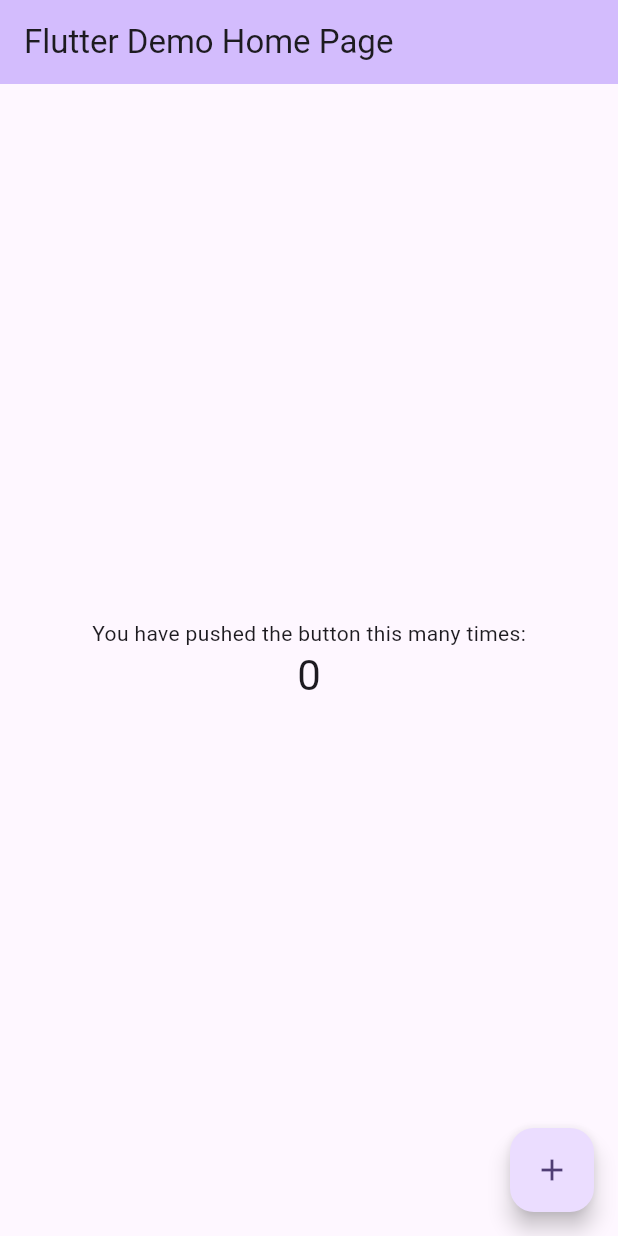
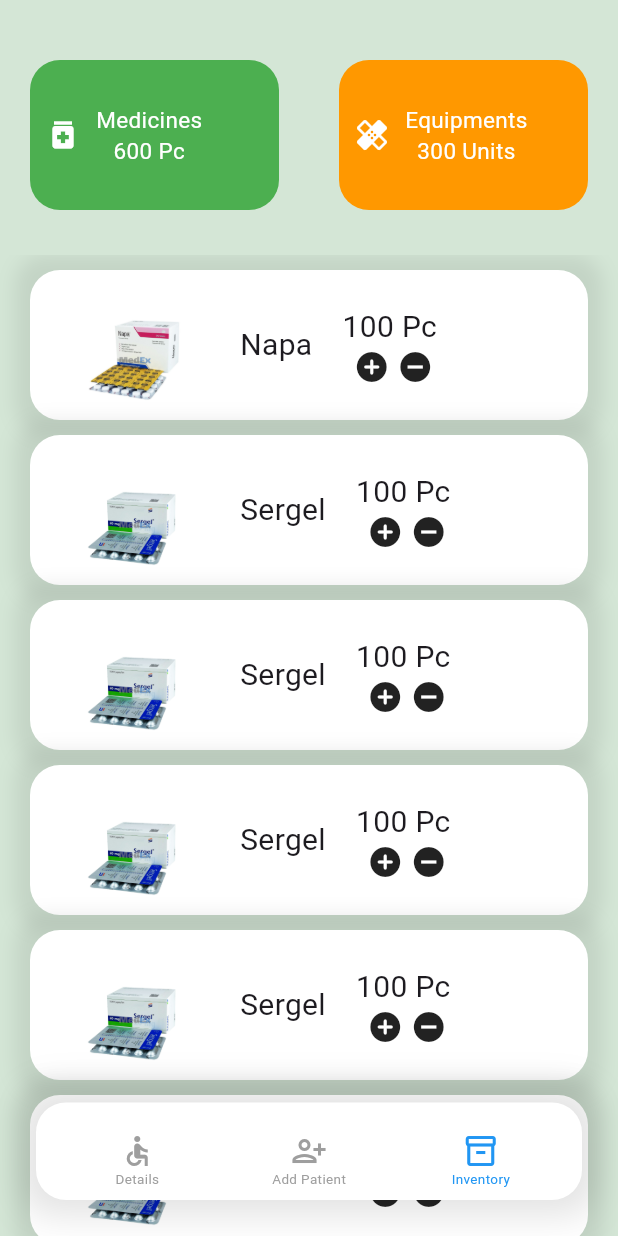
Before and after one commit to RaiyanKhan1/HospiTech, a Flutter app: the screen it shows after launch, on a phone screen of 412 x 824 dp. Run offline on Flutter 3.47's test engine with Material 3 defaults, Android fonts, the light colour scheme and no system bars.

Commit message:
Inventory Page and Navigation

```diff
--- /dev/null
+++ b/lib/InventoryPage/Equipment.dart
@@ -0,0 +1,34 @@
+import 'dart:ui';
+import 'package:flutter/material.dart';
+
+class Equipment {
+  String equipmentName;
+  int equipmentAvailable;
+  String equipmentImage;
+
+  Equipment({
+    required this.equipmentName,
+    required this.equipmentAvailable,
+    required this.equipmentImage
+  });
+
+}
+
+
+List<Equipment> Equipmentlist = [
+  Equipment(
+    equipmentName: "Bandaid",
+    equipmentAvailable: 100,
+    equipmentImage: "assets/EquipmentImage/bandaid.jpg",
+  ),
+  Equipment(
+    equipmentName: "scissors",
+    equipmentAvailable: 100,
+    equipmentImage: "assets/EquipmentImage/bandaid.jpg",
+  ),
+  Equipment(
+    equipmentName: "ECG",
+    equipmentAvailable: 100,
+    equipmentImage: "assets/EquipmentImage/bandaid.jpg",
+  ),
+];
--- /dev/null
+++ b/lib/InventoryPage/Inventory_Page.dart
@@ -0,0 +1,408 @@
+import 'package:flutter/material.dart';
+
+import 'Medicine.dart';
+import 'Equipment.dart';
+
+class Inventory_Page extends StatefulWidget {
+  const Inventory_Page({super.key});
+
+  @override
+  State<Inventory_Page> createState() => _Inventory_PageState();
+}
+
+class _Inventory_PageState extends State<Inventory_Page> {
+  int currentInventoryPage = 0;
+  @override
+  Widget build(BuildContext context) {
+    return Scaffold(
+      backgroundColor: currentInventoryPage == 0 ? Colors.green.withAlpha(60) :  Colors.orange.withAlpha(60),
+
+    body: Column(
+        children: [
+          Divider(height: 40, thickness: 0, color: Colors.transparent),
+          Row(
+            mainAxisAlignment: MainAxisAlignment.center,
+            crossAxisAlignment: CrossAxisAlignment.center,
+            children: [
+              Expanded(
+                child: GestureDetector(
+                  onTap: (){
+                    setState(() {
+                      currentInventoryPage = 0;
+                    });
+                  },
+                    child: Expanded(child: _AvailableMedicines())
+                ),
+              ),
+
+              Expanded(
+                child: GestureDetector(
+                    onTap: (){
+                      setState(() {
+                        currentInventoryPage = 1;
+                      });
+                    },
+                    child: Expanded(child: _AvailableEquipments())),
+              ),
+            ],
+          ),
+          Container(height: 30, color: Colors.transparent),
+
+          Expanded(child: currentInventoryPage == 0
+              ? _MedicineList()
+              : _EquipmentList(),)
+
+        ],
+      ),
+    );
+  }
+
+  Widget _MedicineList() {
+    return Scrollbar(
+      child: ListView.builder(
+        scrollDirection: Axis.vertical,
+        itemCount: Medicinelist.length,
+        itemBuilder: (context, index) {
+          final medicine = Medicinelist[index];
+          return Container(
+            height: 100,
+            margin: EdgeInsets.only(left: 20, right: 20, top: 10),
+            decoration: BoxDecoration(
+              color: Colors.white,
+              borderRadius: BorderRadius.circular(20),
+              boxShadow: [
+                BoxShadow(
+                  color: Colors.black.withAlpha(20),
+                  blurRadius: 10,
+                  spreadRadius: 10,
+                ),
+              ],
+            ),
+            child: Row(
+              children: [
+                Container(
+                  alignment: Alignment.centerLeft,
+                  margin: EdgeInsets.only(
+                    top: 20,
+                    bottom: 0,
+                    left: 35,
+                    right: 35,
+                  ),
+                  child: Image.asset(
+                    medicine.medicineImage,
+                    width: 70,
+                    height: 70,
+                    fit: BoxFit.cover,
+                  ),
+                ),
+
+                Container(
+                  alignment: Alignment.center,
+                  margin: EdgeInsets.only(top: 0, bottom: 0, left: 0, right: 0),
+                  child: Text(
+                    style: TextStyle(fontSize: 20),
+                    medicine.medicineName,
+                  ),
+                ),
+
+                Column(
+                  mainAxisAlignment: MainAxisAlignment.center,
+                  children: [
+                    Container(
+                      alignment: Alignment.centerRight,
+                      margin: EdgeInsets.only(
+                        top: 0,
+                        bottom: 0,
+                        left: 20,
+                        right: 0,
+                      ),
+                      child: Text(
+                        style: TextStyle(fontSize: 20),
+                        medicine.medicineAvailable.toString() + " Pc",
+                      ),
+                    ),
+
+                    Row(
+                      mainAxisAlignment: MainAxisAlignment.center,
+                      crossAxisAlignment: CrossAxisAlignment.center,
+                      children: [
+                        GestureDetector(
+                          onTap: () {
+                            setState(() {
+                              medicine.medicineAvailable++;
+                            });
+                          },
+
+                          child: Container(
+                            margin: EdgeInsets.only(
+                              top: 0,
+                              bottom: 0,
+                              left: 25,
+                              right: 0,
+                            ),
+                            child: Icon(Icons.add_circle_rounded),
+                          ),
+                        ),
+
+                        GestureDetector(
+                          onTap: () {
+                            setState(() {
+                              medicine.medicineAvailable--;
+                            });
+                          },
+                          child: Container(
+                            margin: EdgeInsets.only(
+                              top: 0,
+                              bottom: 0,
+                              left: 5,
+                              right: 0,
+                            ),
+                            child: Icon(Icons.remove_circle),
+                          ),
+                        ),
+                      ],
+                    ),
+                  ],
+                ),
+              ],
+            ),
+          );
+        },
+      ),
+    );
+  }
+
+  Widget _AvailableMedicines() {
+    int total = 0;
+    for (Medicine medicine in Medicinelist) {
+      total += medicine.medicineAvailable;
+    }
+
+    return Container(
+      height: 100,
+
+      margin: EdgeInsets.only(left: 20, right: 20, bottom: 0),
+      decoration: BoxDecoration(
+        color: Colors.green,
+        borderRadius: BorderRadius.circular(20),
+      ),
+      child: Row(
+        children: [
+          Container(
+            alignment: Alignment.centerLeft,
+            margin: EdgeInsets.only(top: 0, bottom: 0, left: 10, right: 0),
+            child: Icon(Icons.medication, color: Colors.white),
+          ),
+          Column(
+            mainAxisAlignment: MainAxisAlignment.center,
+            children: [
+              Container(
+                alignment: Alignment.center,
+                margin: EdgeInsets.only(top: 0, bottom: 0, left: 10, right: 0),
+                child: Text(
+                  "Medicines",
+                  style: TextStyle(color: Colors.white, fontSize: 15),
+                ),
+              ),
+              Column(
+                children: [
+                  Container(
+                    alignment: Alignment.center,
+                    margin: EdgeInsets.only(
+                      top: 0,
+                      bottom: 0,
+                      left: 10,
+                      right: 0,
+                    ),
+                    child: Text(
+                      total.toString() + " Pc",
+                      style: TextStyle(color: Colors.white, fontSize: 15),
+                    ),
+                  ),
+                ],
+              ),
+            ],
+          ),
+        ],
+      ),
+    );
+  }
+
+  Widget _EquipmentList() {
+    return Scrollbar(
+      child: ListView.builder(
+        scrollDirection: Axis.vertical,
+        itemCount: Equipmentlist.length,
+        itemBuilder: (context, index) {
+          final medicine = Equipmentlist[index];
+          return Container(
+            height: 100,
+            margin: EdgeInsets.only(left: 20, right: 20, top: 10),
+            decoration: BoxDecoration(
+              color: Colors.white,
+              borderRadius: BorderRadius.circular(20),
+              boxShadow: [
+                BoxShadow(
+                  color: Colors.black.withAlpha(20),
+                  blurRadius: 10,
+                  spreadRadius: 10,
+                ),
+              ],
+            ),
+            child: Row(
+              mainAxisAlignment: MainAxisAlignment.spaceEvenly,
+              children: [
+                Container(
+                  alignment: Alignment.centerLeft,
+                  margin: EdgeInsets.only(
+                    top: 0,
+                    bottom: 0,
+                    left: 0,
+                    right: 0,
+                  ),
+                  child: Image.asset(
+                    medicine.equipmentImage,
+                    width: 70,
+                    height: 70,
+                    fit: BoxFit.cover,
+                  ),
+                ),
+
+                Container(
+                  alignment: Alignment.center,
+                  margin: EdgeInsets.only(top: 0, bottom: 0, left: 0, right: 0),
+                  child: Text(
+                    style: TextStyle(fontSize: 20),
+                    medicine.equipmentName,
+                  ),
+                ),
+
+                Column(
+                  mainAxisAlignment: MainAxisAlignment.center,
+                  crossAxisAlignment: CrossAxisAlignment.center,
+                  children: [
+                    Container(
+                      alignment: Alignment.centerRight,
+                      margin: EdgeInsets.only(
+                        top: 0,
+                        bottom: 0,
+                        left: 0,
+                        right: 0,
+                      ),
+                      child: Text(
+                        style: TextStyle(fontSize: 15),
+                        medicine.equipmentAvailable.toString() + " Units",
+                      ),
+                    ),
+
+                    Row(
+                      mainAxisAlignment: MainAxisAlignment.center,
+                      crossAxisAlignment: CrossAxisAlignment.center,
+                      children: [
+                        GestureDetector(
+                          onTap: () {
+                            setState(() {
+                              medicine.equipmentAvailable++;
+                            });
+                          },
+
+                          child: Container(
+                            margin: EdgeInsets.only(
+                              top: 0,
+                              bottom: 0,
+                              left: 0,
+                              right: 0,
+                            ),
+                            child: Icon(Icons.add_circle_rounded),
+                          ),
+                        ),
+
+                        GestureDetector(
+                          onTap: () {
+                            setState(() {
+                              medicine.equipmentAvailable--;
+                            });
+                          },
+                          child: Container(
+                            margin: EdgeInsets.only(
+                              top: 0,
+                              bottom: 0,
+                              left: 5,
+                              right: 0,
+                            ),
+                            child: Icon(Icons.remove_circle),
+                          ),
+                        ),
+                      ],
+                    ),
+                  ],
+                ),
+              ],
+            ),
+          );
+        },
+      ),
+    );
+  }
+
+
+
+  Widget _AvailableEquipments() {
+    int total = 0;
+    for (Equipment equipment in Equipmentlist) {
+      total += equipment.equipmentAvailable;
+    }
+    return Container(
+      height: 100,
+
+      margin: EdgeInsets.only(left: 20, right: 20, bottom: 0),
+      decoration: BoxDecoration(
+        color: Colors.orange,
+        borderRadius: BorderRadius.circular(20),
+      ),
+      child: Row(
+        children: [
+          Container(
+            alignment: Alignment.centerLeft,
+            margin: EdgeInsets.only(top: 0, bottom: 0, left: 10, right: 0),
+            child: Icon(Icons.healing, color: Colors.white),
+          ),
+          Column(
+            mainAxisAlignment: MainAxisAlignment.center,
+            children: [
+              Container(
+                alignment: Alignment.center,
+                margin: EdgeInsets.only(top: 0, bottom: 0, left: 10, right: 0),
+                child: Text(
+                  "Equipments",
+                  style: TextStyle(color: Colors.white, fontSize: 15),
+                ),
+              ),
+              Column(
+                children: [
+                  Container(
+                    alignment: Alignment.center,
+                    margin: EdgeInsets.only(
+                      top: 0,
+                      bottom: 0,
+                      left: 10,
+                      right: 0,
+                    ),
+                    child: Text(
+                        total.toString() + " Units",
+                      style: TextStyle(color: Colors.white, fontSize: 15),
+                    ),
+                  ),
+                ],
+              ),
+            ],
+          ),
+        ],
+      ),
+    );
+  }
+
+
+
+
+}
--- /dev/null
+++ b/lib/InventoryPage/Medicine.dart
@@ -0,0 +1,49 @@
+import 'dart:ui';
+import 'package:flutter/material.dart';
+
+class Medicine {
+  String medicineName;
+  int medicineAvailable;
+  String medicineImage;
+
+  Medicine({
+    required this.medicineName,
+    required this.medicineAvailable,
+    required this.medicineImage
+  });
+
+}
+
+
+List<Medicine> Medicinelist = [
+  Medicine(
+    medicineName: "Napa",
+    medicineAvailable: 100,
+    medicineImage: "assets/MedicineImages/napa.jpg",
+  ),
+  Medicine(
+    medicineName: "Sergel",
+    medicineAvailable: 100,
+    medicineImage: "assets/MedicineImages/sergel.jpg",
+  ),
+  Medicine(
+    medicineName: "Sergel",
+    medicineAvailable: 100,
+    medicineImage: "assets/MedicineImages/sergel.jpg",
+  ),
+  Medicine(
+    medicineName: "Sergel",
+    medicineAvailable: 100,
+    medicineImage: "assets/MedicineImages/sergel.jpg",
+  ),
+  Medicine(
+    medicineName: "Sergel",
+    medicineAvailable: 100,
+    medicineImage: "assets/MedicineImages/sergel.jpg",
+  ),
+  Medicine(
+    medicineName: "Sergel",
+    medicineAvailable: 100,
+    medicineImage: "assets/MedicineImages/sergel.jpg",
+  ),
+];
--- /dev/null
+++ b/lib/Navigation_Controller.dart
@@ -0,0 +1,105 @@
+import 'package:flutter/material.dart';
+
+import 'InventoryPage/Inventory_Page.dart';
+
+class Navigation_Controller extends StatefulWidget {
+  const Navigation_Controller({super.key});
+
+  @override
+  State<Navigation_Controller> createState() => _Navigation_ControllerState();
+}
+
+List<IconData> navIcon = [
+  Icons.accessible,
+  Icons.person_add_alt,
+  Icons.inventory_2_outlined,
+];
+
+List<String> navTitle = ["Details", "Add Patient", "Inventory"];
+
+int selectedNavIndex = 2;
+
+List<Widget> pages = [
+   Container(color: Colors.greenAccent,),
+  Container(color: Colors.red,),
+  Inventory_Page(),
+];
+
+class _Navigation_ControllerState extends State<Navigation_Controller> {
+  @override
+  Widget build(BuildContext context) {
+    return Scaffold(
+
+      body: Stack(
+        children: [
+
+          pages[selectedNavIndex],
+          Align(alignment: Alignment.bottomCenter, child: _navBar()),
+        ],
+      ),
+    );
+  }
+
+  Widget _navBar() {
+    return Container(
+      height: 65,
+      margin: const EdgeInsets.only(right: 24, left: 24, bottom: 24),
+      decoration: BoxDecoration(
+        color: Colors.white,
+        borderRadius: BorderRadius.circular(20),
+        boxShadow: [
+          BoxShadow(
+            color: Colors.black.withAlpha(29),
+            blurRadius: 20,
+            spreadRadius: 10,
+          ),
+        ],
+      ),
+      child: Row(
+        crossAxisAlignment: CrossAxisAlignment.center,
+        mainAxisAlignment: MainAxisAlignment.spaceEvenly,
+        children: navIcon.map((icon) {
+          int index = navIcon.indexOf(icon);
+          bool isSelected = selectedNavIndex == index;
+          return Material(
+            color: Colors.transparent,
+            child: GestureDetector(
+              onTap: () {
+                setState(() {
+                  selectedNavIndex = index;
+                });
+              },
+
+                child: Column(
+                  children: [
+                    Container(
+                      alignment: Alignment.center,
+                      margin: EdgeInsets.only(
+                        top: 20,
+                        bottom: 0,
+                        left: 35,
+                        right: 35,
+                      ),
+                      child: Icon(
+                        icon,
+                        color: isSelected ? Colors.blue : Colors.grey,
+                      ),
+                    ),
+                    Text(
+                      navTitle[index],
+                      style: TextStyle(
+                        color: isSelected ? Colors.blue : Colors.grey,
+                        fontSize: 9,
+                      ),
+                    ),
+
+                  ],
+                ),
+              ),
+
+          );
+        }).toList(),
+      ),
+    );
+  }
+}
--- a/lib/main.dart
+++ b/lib/main.dart
@@ -1,4 +1,6 @@
 import 'package:flutter/material.dart';
+import 'Navigation_Controller.dart';
+
 
 void main() {
   runApp(const MyApp());
@@ -7,116 +9,17 @@
 class MyApp extends StatelessWidget {
   const MyApp({super.key});
 
-  // This widget is the root of your application.
+
   @override
   Widget build(BuildContext context) {
     return MaterialApp(
+      debugShowCheckedModeBanner: false,
       title: 'Flutter Demo',
       theme: ThemeData(
-        // This is the theme of your application.
-        //
-        // TRY THIS: Try running your application with "flutter run". You'll see
-        // the application has a purple toolbar. Then, without quitting the app,
-        // try changing the seedColor in the colorScheme below to Colors.green
-        // and then invoke "hot reload" (save your changes or press the "hot
-        // reload" button in a Flutter-supported IDE, or press "r" if you used
-        // the command line to start the app).
-        //
-        // Notice that the counter didn't reset back to zero; the application
-        // state is not lost during the reload. To reset the state, use hot
-        // restart instead.
-        //
-        // This works for code too, not just values: Most code changes can be
-        // tested with just a hot reload.
+
         colorScheme: .fromSeed(seedColor: Colors.deepPurple),
       ),
-      home: const MyHomePage(title: 'Flutter Demo Home Page'),
+      home: const Navigation_Controller(),
     );
   }
 }
-
-class MyHomePage extends StatefulWidget {
-  const MyHomePage({super.key, required this.title});
-
-  // This widget is the home page of your application. It is stateful, meaning
-  // that it has a State object (defined below) that contains fields that affect
-  // how it looks.
-
-  // This class is the configuration for the state. It holds the values (in this
-  // case the title) provided by the parent (in this case the App widget) and
-  // used by the build method of the State. Fields in a Widget subclass are
-  // always marked "final".
-
-  final String title;
-
-  @override
-  State<MyHomePage> createState() => _MyHomePageState();
-}
-
-class _MyHomePageState extends State<MyHomePage> {
-  int _counter = 0;
-
-  void _incrementCounter() {
-    setState(() {
-      // This call to setState tells the Flutter framework that something has
-      // changed in this State, which causes it to rerun the build method below
-      // so that the display can reflect the updated values. If we changed
-      // _counter without calling setState(), then the build method would not be
-      // called again, and so nothing would appear to happen.
-      _counter++;
-    });
-  }
-
-  @override
-  Widget build(BuildContext context) {
-    // This method is rerun every time setState is called, for instance as done
-    // by the _incrementCounter method above.
-    //
-    // The Flutter framework has been optimized to make rerunning build methods
-    // fast, so that you can just rebuild anything that needs updating rather
-    // than having to individually change instances of widgets.
-    return Scaffold(
-      appBar: AppBar(
-        // TRY THIS: Try changing the color here to a specific color (to
-        // Colors.amber, perhaps?) and trigger a hot reload to see the AppBar
-        // change color while the other colors stay the same.
-        backgroundColor: Theme.of(context).colorScheme.inversePrimary,
-        // Here we take the value from the MyHomePage object that was created by
-        // the App.build method, and use it to set our appbar title.
-        title: Text(widget.title),
-      ),
-      body: Center(
-        // Center is a layout widget. It takes a single child and positions it
-        // in the middle of the parent.
-        child: Column(
-          // Column is also a layout widget. It takes a list of children and
-          // arranges them vertically. By default, it sizes itself to fit its
-          // children horizontally, and tries to be as tall as its parent.
-          //
-          // Column has various properties to control how it sizes itself and
-          // how it positions its children. Here we use mainAxisAlignment to
-          // center the children vertically; the main axis here is the vertical
-          // axis because Columns are vertical (the cross axis would be
-          // horizontal).
-          //
-          // TRY THIS: Invoke "debug painting" (choose the "Toggle Debug Paint"
-          // action in the IDE, or press "p" in the console), to see the
-          // wireframe for each widget.
-          mainAxisAlignment: .center,
-          children: [
-            const Text('You have pushed the button this many times:'),
-            Text(
-              '$_counter',
-              style: Theme.of(context).textTheme.headlineMedium,
-            ),
-          ],
-        ),
-      ),
-      floatingActionButton: FloatingActionButton(
-        onPressed: _incrementCounter,
-        tooltip: 'Increment',
-        child: const Icon(Icons.add),
-      ),
-    );
-  }
-}
--- a/pubspec.yaml
+++ b/pubspec.yaml
@@ -58,8 +58,10 @@
   uses-material-design: true
 
   # To add assets to your application, add an assets section, like this:
-  # assets:
-  #   - images/a_dot_burr.jpeg
+  assets:
+    - assets/
+    - assets/MedicineImages/
+    - assets/EquipmentImage/
   #   - images/a_dot_ham.jpeg
 
   # An image asset can refer to one or more resolution-specific "variants", see
```
Also changed, not shown: assets/EquipmentImage/bandaid.jpg (added), assets/MedicineImages/napa.jpg (added), assets/MedicineImages/sergel.jpg (added).
